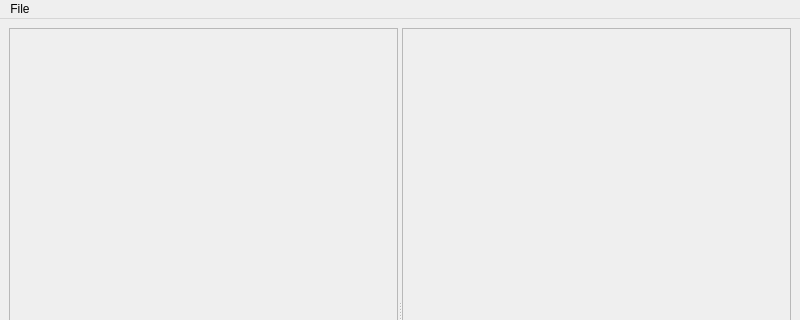
fredo-editor/FreDo, file fredo/gui/main_window.ui: the form before one commit; both pictures show x 0 to 800 and y 0 to 320 of the 800 by 600 pixel window.
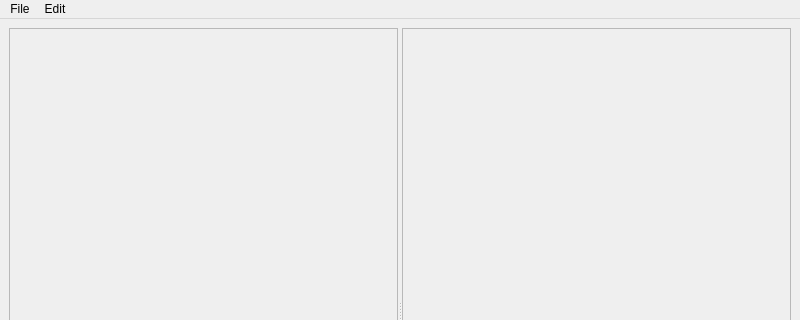
The form after the commit.

Commit message: Added Brush Dialog box, not functional yet

```diff
--- a/fredo/gui/main_window.ui
+++ b/fredo/gui/main_window.ui
@@ -203,7 +203,14 @@
     </property>
     <addaction name="action_open"/>
    </widget>
+   <widget class="QMenu" name="menuBrushes">
+    <property name="title">
+     <string>Edit</string>
+    </property>
+    <addaction name="action_brush"/>
+   </widget>
    <addaction name="menuFile"/>
+   <addaction name="menuBrushes"/>
   </widget>
   <action name="action_open">
    <property name="text">
```
Left out of the diff: 11 changed lines with no effect on the pictures. The commit also changes 5 other files.
